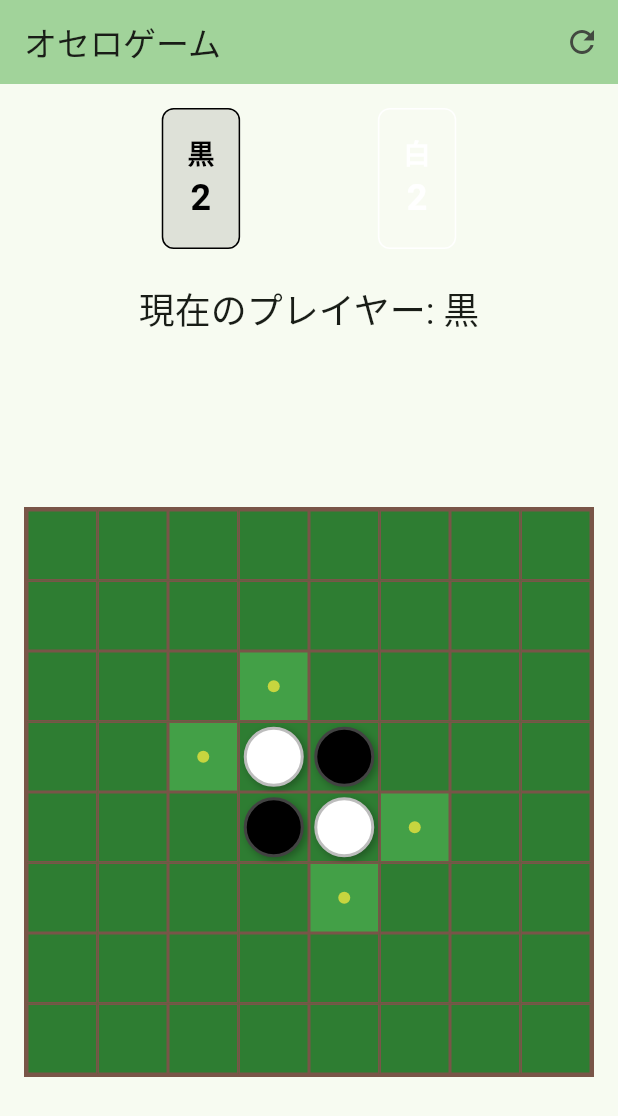
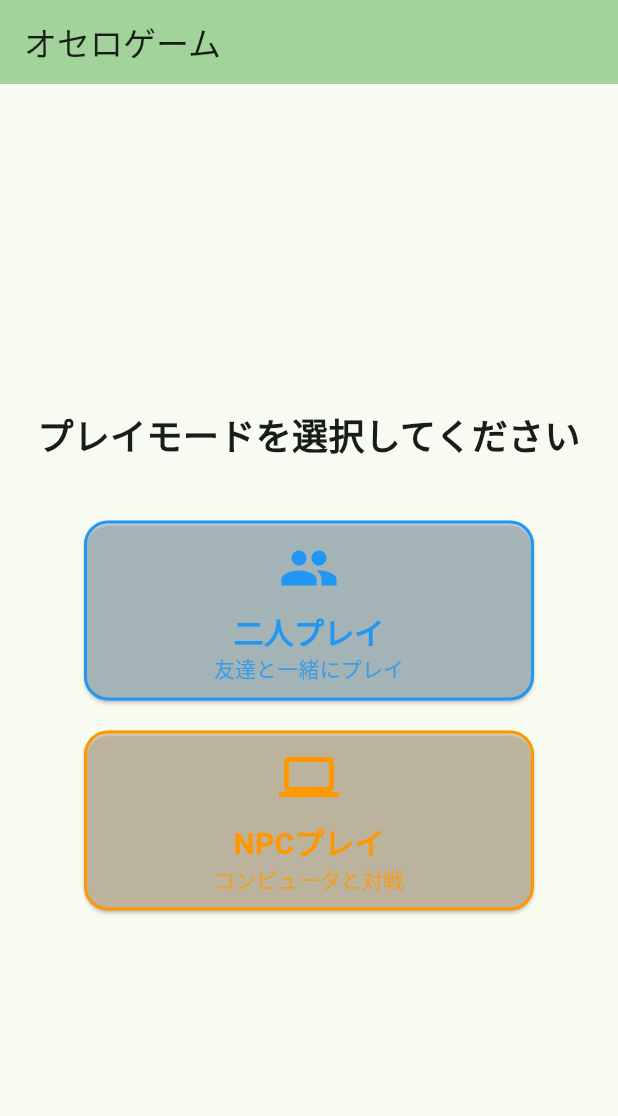
Before and after one commit to hirokiyonemori/othello_game, a Flutter app: the screen it shows after launch, on a phone screen of 412 x 824 dp. Shown: the top 1116 px of the screen. Run offline on Flutter 3.47's test engine with Material 3 defaults, Android fonts, the phone set to English and light mode, and no system bars.

Commit message:
NPC機能追加

```diff
--- a/lib/main.dart
+++ b/lib/main.dart
@@ -15,13 +15,117 @@ class OthelloApp extends StatelessWidget {
         colorScheme: ColorScheme.fromSeed(seedColor: Colors.green),
         useMaterial3: true,
       ),
-      home: const OthelloGame(),
+      home: const GameModeSelection(),
+    );
+  }
+}
+
+class GameModeSelection extends StatelessWidget {
+  const GameModeSelection({super.key});
+
+  @override
+  Widget build(BuildContext context) {
+    return Scaffold(
+      appBar: AppBar(
+        title: const Text('オセロゲーム'),
+        backgroundColor: Theme.of(context).colorScheme.inversePrimary,
+      ),
+      body: Center(
+        child: Column(
+          mainAxisAlignment: MainAxisAlignment.center,
+          children: [
+            const Text(
+              'プレイモードを選択してください',
+              style: TextStyle(
+                fontSize: 24,
+                fontWeight: FontWeight.bold,
+              ),
+            ),
+            const SizedBox(height: 40),
+            _buildModeButton(
+              context,
+              '二人プレイ',
+              '友達と一緒にプレイ',
+              Icons.people,
+              Colors.blue,
+              () => Navigator.push(
+                context,
+                MaterialPageRoute(
+                  builder: (context) => const OthelloGame(isNPC: false),
+                ),
+              ),
+            ),
+            const SizedBox(height: 20),
+            _buildModeButton(
+              context,
+              'NPCプレイ',
+              'コンピュータと対戦',
+              Icons.computer,
+              Colors.orange,
+              () => Navigator.push(
+                context,
+                MaterialPageRoute(
+                  builder: (context) => const OthelloGame(isNPC: true),
+                ),
+              ),
+            ),
+          ],
+        ),
+      ),
+    );
+  }
+
+  Widget _buildModeButton(
+    BuildContext context,
+    String title,
+    String subtitle,
+    IconData icon,
+    Color color,
+    VoidCallback onPressed,
+  ) {
+    return Container(
+      width: 300,
+      height: 120,
+      child: ElevatedButton(
+        onPressed: onPressed,
+        style: ElevatedButton.styleFrom(
+          backgroundColor: color.withOpacity(0.1),
+          foregroundColor: color,
+          side: BorderSide(color: color, width: 2),
+          shape: RoundedRectangleBorder(
+            borderRadius: BorderRadius.circular(16),
+          ),
+        ),
+        child: Column(
+          mainAxisAlignment: MainAxisAlignment.center,
+          children: [
+            Icon(icon, size: 40),
+            const SizedBox(height: 8),
+            Text(
+              title,
+              style: const TextStyle(
+                fontSize: 20,
+                fontWeight: FontWeight.bold,
+              ),
+            ),
+            Text(
+              subtitle,
+              style: TextStyle(
+                fontSize: 14,
+                color: color.withOpacity(0.8),
+              ),
+            ),
+          ],
+        ),
+      ),
     );
   }
 }
 
 class OthelloGame extends StatefulWidget {
-  const OthelloGame({super.key});
+  final bool isNPC;
+
+  const OthelloGame({super.key, required this.isNPC});
 
   @override
   State<OthelloGame> createState() => _OthelloGameState();
@@ -139,6 +243,77 @@ class _OthelloGameState extends State<OthelloGame> {
         }
       }
     }
+
+    // NPCプレイの場合、NPCの手番を実行
+    if (widget.isNPC && currentPlayer == 2 && !gameOver) {
+      Future.delayed(const Duration(milliseconds: 500), () {
+        makeNPCMove();
+      });
+    }
+  }
+
+  void makeNPCMove() {
+    if (gameOver) return;
+
+    List<List<int>> validMoves = [];
+    for (int i = 0; i < boardSize; i++) {
+      for (int j = 0; j < boardSize; j++) {
+        if (isValidMove(i, j)) {
+          validMoves.add([i, j]);
+        }
+      }
+    }
+
+    if (validMoves.isNotEmpty) {
+      // 最も多くの石を取れる手を選択（貪欲法）
+      List<int> bestMove = validMoves[0];
+      int maxFlips = 0;
+
+      for (var move in validMoves) {
+        int flips = countFlips(move[0], move[1]);
+        if (flips > maxFlips) {
+          maxFlips = flips;
+          bestMove = move;
+        }
+      }
+
+      setState(() {
+        makeMove(bestMove[0], bestMove[1]);
+      });
+    }
+  }
+
+  int countFlips(int row, int col) {
+    if (!isValidMove(row, col)) return 0;
+
+    int totalFlips = 0;
+    List<List<int>> directions = [
+      [-1, -1], [-1, 0], [-1, 1],
+      [0, -1],           [0, 1],
+      [1, -1],  [1, 0],  [1, 1]
+    ];
+
+    for (var direction in directions) {
+      totalFlips += countFlipsInDirection(row, col, direction[0], direction[1]);
+    }
+
+    return totalFlips;
+  }
+
+  int countFlipsInDirection(int row, int col, int dRow, int dCol) {
+    if (!canFlip(row, col, dRow, dCol)) return 0;
+
+    int flips = 0;
+    int newRow = row + dRow;
+    int newCol = col + dCol;
+
+    while (board[newRow][newCol] != currentPlayer) {
+      flips++;
+      newRow += dRow;
+      newCol += dCol;
+    }
+
+    return flips;
   }
 
   void flipStones(int row, int col, int dRow, int dCol) {
@@ -181,13 +356,18 @@ class _OthelloGameState extends State<OthelloGame> {
   Widget build(BuildContext context) {
     return Scaffold(
       appBar: AppBar(
-        title: const Text('オセロゲーム'),
+        title: Text(widget.isNPC ? 'オセロゲーム (NPC対戦)' : 'オセロゲーム (二人プレイ)'),
         backgroundColor: Theme.of(context).colorScheme.inversePrimary,
         actions: [
           IconButton(
             icon: const Icon(Icons.refresh),
             onPressed: resetGame,
             tooltip: 'リセット',
+          ),
+          IconButton(
+            icon: const Icon(Icons.home),
+            onPressed: () => Navigator.pop(context),
+            tooltip: 'ホーム',
           ),
         ],
       ),
@@ -278,9 +458,10 @@ class _OthelloGameState extends State<OthelloGame> {
   Widget _buildCell(int row, int col) {
     int cellValue = board[row][col];
     bool isValid = isValidMove(row, col);
+    bool isNPCTurn = widget.isNPC && currentPlayer == 2;
 
     return GestureDetector(
-      onTap: gameOver ? null : () {
+      onTap: (gameOver || isNPCTurn) ? null : () {
         setState(() {
           makeMove(row, col);
         });
```
